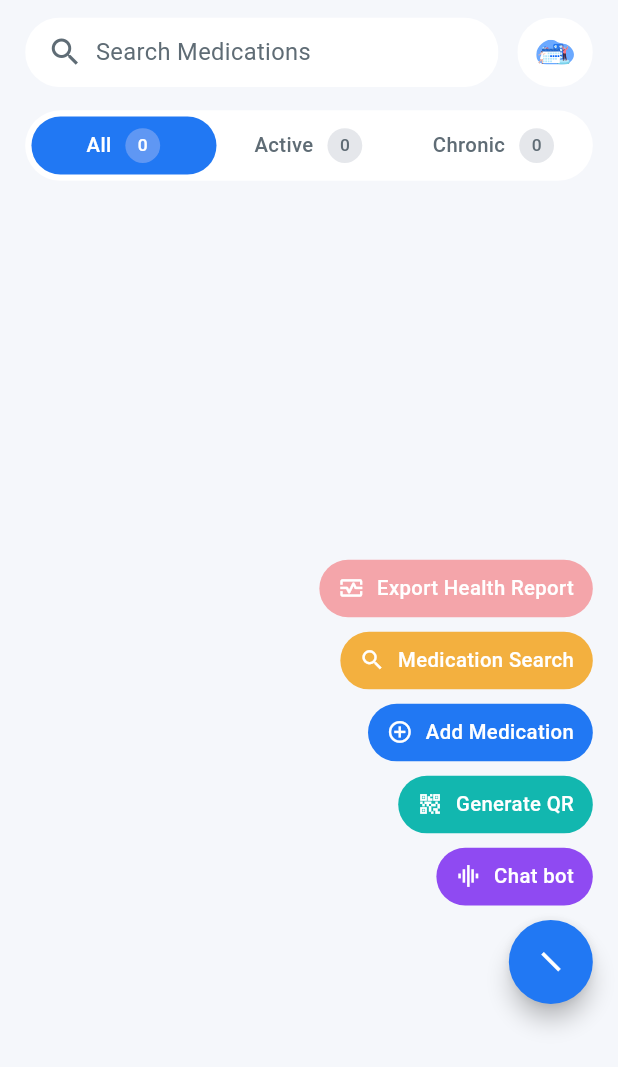
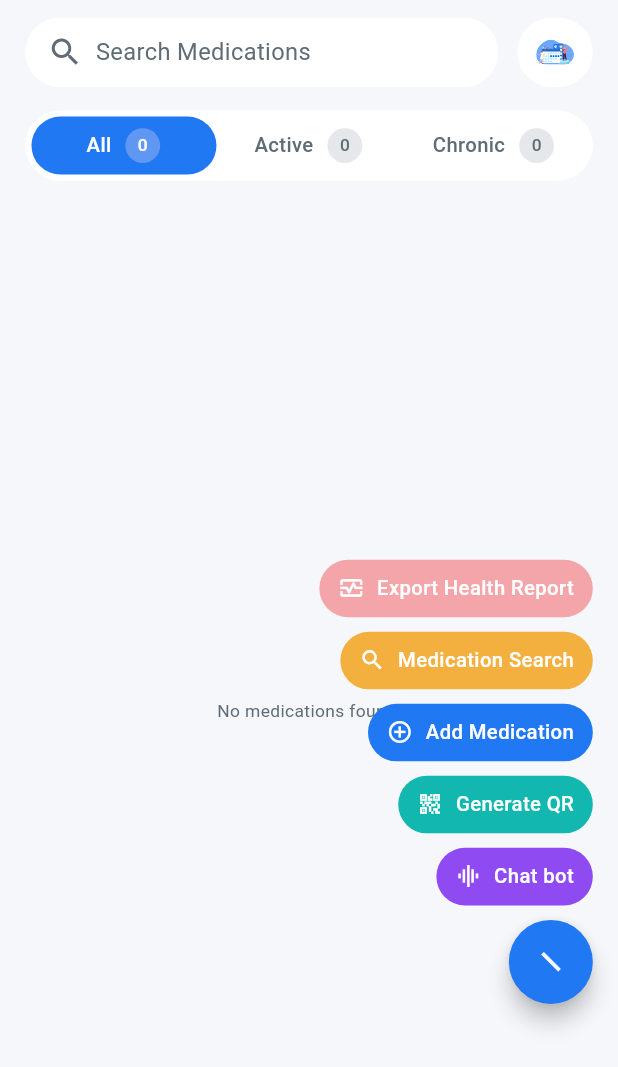
Before and after one commit to ahmedaboseada/mediApp, a Flutter app: the _MedicineView screen opened directly, after a tap on the "add" icon, on a phone screen of 412 x 824 dp. Shown: the top 1067 px of the screen. Run offline on Flutter 3.47's test engine with Material 3 defaults, Android fonts, the phone set to English and light mode, and no system bars; our stand-ins replace cached_network_image, connectivity_plus, dartz, dio, dropdown_button2, equatable and 30 more; missing offline and left inert: alarm, google_places_autocomplete_text_field, horizontal_calender_mz, latlong_to_place, mobile_scanner, zego_uikit and 4 more; accounts and stored records are empty; network calls fail; project files that could hold a hidden picture were left out.

Commit message:
fix caretaker medicine fetch

```diff
--- a/frontend/lib/features/patient/features/add_medication/presentation/cubit/medicine_cubit.dart
+++ b/frontend/lib/features/patient/features/add_medication/presentation/cubit/medicine_cubit.dart
@@ -23,18 +23,8 @@ class MedicineCubit extends Cubit<MedicineState> {
       final isCaregiverMode = getIt<CaregiverModeCubit>().isManagingPatient;
 
       if (isCaregiverMode) {
-        final managedProfile = getIt<ManagedPatientDashboardCubit>().state.profile;
-        final managedMedications = managedProfile?.patient?.medications ?? const <Medication>[];
-        _allMedications = managedMedications;
-
-        emit(
-          state.copyWith(
-            medications: _filterByTab(managedMedications, state.selectedTab),
-            isLoading: false,
-          ),
-        );
-
-        _syncFromServerSilently();
+        await _syncFromServerSilently();
+        emit(state.copyWith(isLoading: false));
         return;
       }
 
--- a/frontend/lib/features/patient/features/add_medication/presentation/screens/medicine_screen.dart
+++ b/frontend/lib/features/patient/features/add_medication/presentation/screens/medicine_screen.dart
@@ -54,29 +54,35 @@ class _MedicineView extends StatelessWidget {
                   ),
                   SizedBox(height: AppSizes.h16),
                   Expanded(
-                    child:
-                        BlocSelector<
-                          MedicineCubit,
-                          MedicineState,
-                          List<Medication>
-                        >(
-                          selector: (state) => state.medications,
-                          builder: (context, medications) {
+                    child: BlocBuilder<MedicineCubit, MedicineState>(
+                      builder: (context, state) {
+                        if (state.isLoading) {
+                          return const Center(child: CircularProgressIndicator());
+                        }
+
+                        final medications = state.medications;
+
+                        if (medications.isEmpty) {
+                          return Center(
+                            child: Text(
+                              'No medications found.',
+                              style: AppStyles.secondary12400,
+                            ),
+                          );
+                        }
+
                         return ListView.separated(
                           itemCount: medications.length,
                           padding: EdgeInsets.only(bottom: AppSizes.h120),
-                              separatorBuilder: (_, _) =>
-                                  SizedBox(height: AppSizes.h12),
+                          separatorBuilder: (_, _) => SizedBox(height: AppSizes.h12),
                           itemBuilder: (context, index) {
                             final medication = medications[index];
                             return MedicineCard(
                               medication: medication,
                               onTap: () async {
-                                    await context.push(
-                                      '/medicine/info',
-                                      extra: medication,
-                                    );
-                                    cubit.loadMedications();
+                                await context.push('/medicine/info', extra: medication);
+                                if (!context.mounted) return;
+                                context.read<MedicineCubit>().loadMedications();
                               },
                             );
                           },
--- a/frontend/lib/features/patient/features/home/presentation/screens/home_screen.dart
+++ b/frontend/lib/features/patient/features/home/presentation/screens/home_screen.dart
@@ -123,9 +123,9 @@ class _HomeScreenState extends State<HomeScreen> {
                                 ],
                               ),
                             ),
-                            YourSchedule(),
-                            HealthSummary(),
-                            UpcomingBooking(),
+                            YourSchedule(key: ValueKey('schedule_${caregiverModeCubit.state}')),
+                            HealthSummary(key: ValueKey('health_${caregiverModeCubit.state}')),
+                            UpcomingBooking(key: ValueKey('booking_${caregiverModeCubit.state}')),
                             SizedBox(height: AppSizes.h120),
                           ],
                         ),
```
Also changed, not shown: frontend/lib/features/patient/features/health_measurements/presentation/controller/health_measurements/health_measurements_cubit.dart (+12 -0 lines), frontend/lib/features/patient/features/home/presentation/controller/schedule/schedule_cubit.dart (+7 -1 lines), frontend/lib/features/patient/features/home/presentation/screens/main_patient_view.dart (+25 -17 lines). Lines whose indentation alone changed are shown as unchanged.
